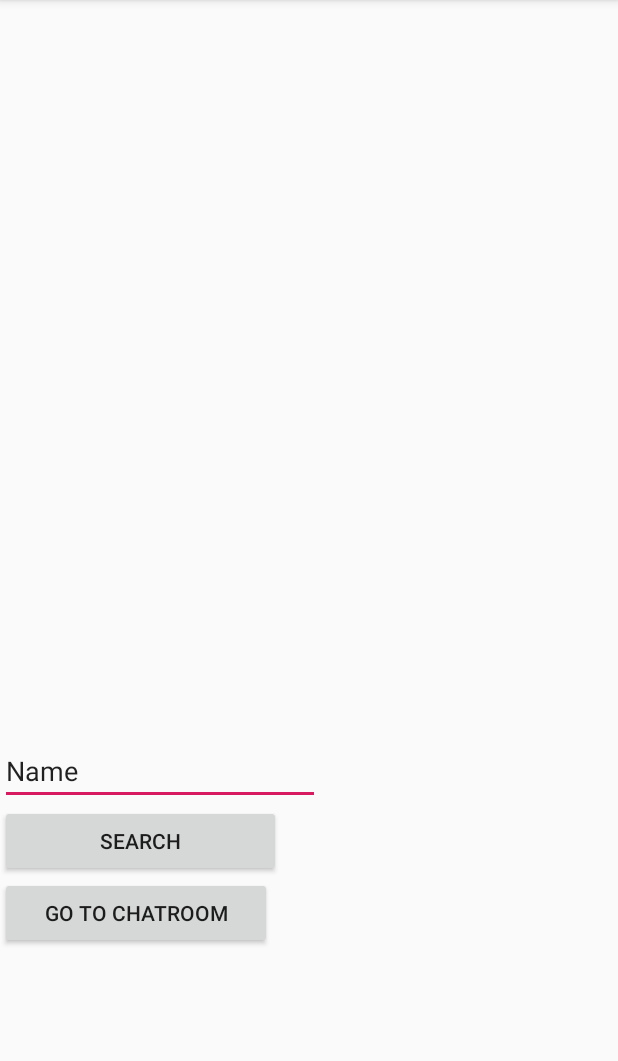
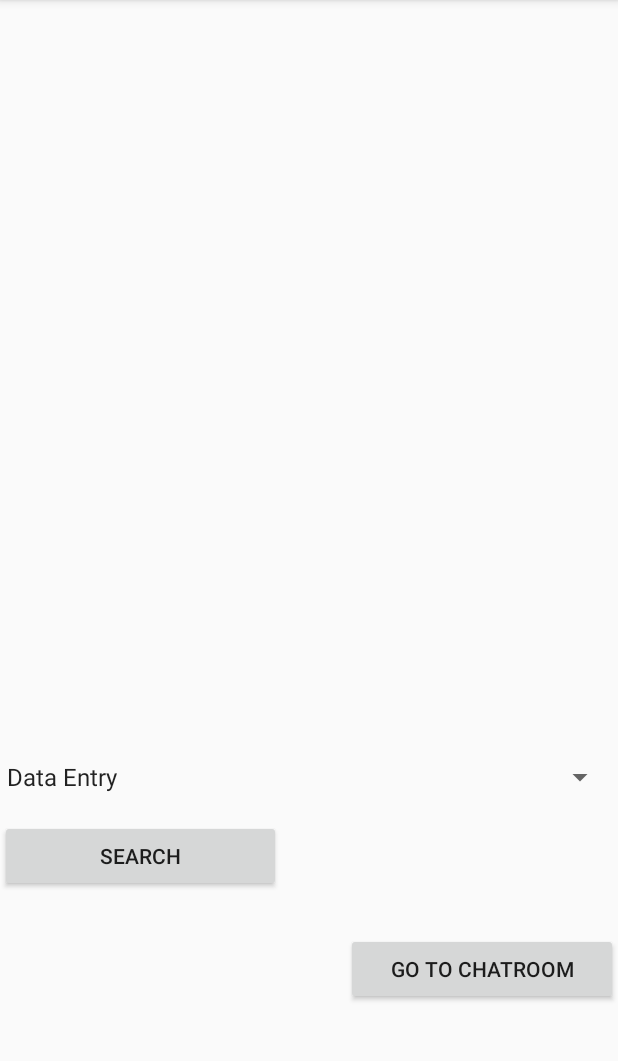
Before and after one commit to bawenna/ITMD555_FP, an Android app: the screen it shows after launch (AllUsers), on a phone screen of 412 x 824 dp, the part 84-1145 px from its top. Run offline under Robolectric (Android 15) with nearby library versions, the light colour scheme and no system bars; our stand-ins replace Firebase (no records; nobody signed in at launch, a user with empty details on screens opened directly); libraries missing offline, so code that uses them is left out: com.firebase.ui; 1 statement that could not run was skipped.

Commit message:
Change user search input to a spinner

```diff
--- a/app/src/main/java/com/example/chattest/AllUsers.java
+++ b/app/src/main/java/com/example/chattest/AllUsers.java
@@ -15,6 +15,8 @@ import android.widget.Button;
 import android.widget.EditText;
 import android.widget.LinearLayout;
 import android.widget.ListView;
+import android.widget.RelativeLayout;
+import android.widget.Spinner;
 
 import androidx.annotation.NonNull;
 import androidx.annotation.Nullable;
@@ -36,11 +38,11 @@ import com.google.firebase.database.ValueEventListener;
 
 import java.util.ArrayList;
 
-public class AllUsers extends AppCompatActivity {
+public class AllUsers extends AppCompatActivity implements AdapterView.OnItemSelectedListener, AdapterView.OnItemClickListener {
     private static int SIGN_IN_REQUEST_CODE = 1;
     private DatabaseReference mDatabase;
     private ListView listView;
-    private LinearLayout all_users;
+    private RelativeLayout all_users;
     private ArrayList<UserInformation> arrayList = new ArrayList<>();
     private ArrayList<String> display = new ArrayList<>();
     private ArrayAdapter<UserInformation> adapter;
@@ -48,6 +50,9 @@ public class AllUsers extends AppCompatActivity {
     private Button search;
     private Button toChatroom;
     private EditText field;
+    public String[] skillNames={"Data Entry","Graphic Design","xx","xxx","xxxx"};
+    private String retrieval;
+
 
     @Override
     protected void onActivityResult(int requestCode, int resultCode, @Nullable Intent data) {
@@ -86,8 +91,13 @@ public class AllUsers extends AppCompatActivity {
     @Override
     protected void onCreate(Bundle savedInstanceState) {
         super.onCreate(savedInstanceState);
-        all_users = (LinearLayout) findViewById(R.id.all_users);
+        all_users = (RelativeLayout) findViewById(R.id.all_users);
         setContentView(R.layout.all_users);
+        Spinner spin = (Spinner) findViewById(R.id.spinner);
+        ArrayAdapter aa = new ArrayAdapter(this,android.R.layout.simple_spinner_item,skillNames);
+        aa.setDropDownViewResource(android.R.layout.simple_spinner_dropdown_item);
+        spin.setAdapter(aa);
+        spin.setOnItemSelectedListener(this);
         search = (Button) findViewById(R.id.button4);
         toChatroom = (Button) findViewById(R.id.button5);
         toChatroom.setOnClickListener(new View.OnClickListener(){
@@ -101,8 +111,7 @@ public class AllUsers extends AppCompatActivity {
         search.setOnClickListener(new View.OnClickListener() {
             @Override
             public void onClick(View v) {
-                field = (EditText) findViewById(R.id.editText2);
-                mDatabase.orderByChild("1").equalTo(field.getText().toString()).addListenerForSingleValueEvent(new ValueEventListener() {
+                mDatabase.orderByChild("1").equalTo(retrieval).addListenerForSingleValueEvent(new ValueEventListener() {
                     @Override
                     public void onDataChange(DataSnapshot dataSnapshot) {
                         for (DataSnapshot childDataSnapshot : dataSnapshot.getChildren()) {
@@ -110,28 +119,23 @@ public class AllUsers extends AppCompatActivity {
                             Log.d("Testing output2", (String) childDataSnapshot.child("name").getValue());
                         }
                     }
-
                     @Override
                     public void onCancelled(@NonNull DatabaseError databaseError) {
                     }
-                                                                                                               }
-                );
-                mDatabase.orderByChild("2").equalTo(field.getText().toString()).addListenerForSingleValueEvent(new ValueEventListener() {
+                });
+                mDatabase.orderByChild("2").equalTo(retrieval).addListenerForSingleValueEvent(new ValueEventListener() {
                     @Override
                     public void onDataChange(DataSnapshot dataSnapshot) {
                         for (DataSnapshot childDataSnapshot : dataSnapshot.getChildren()) {
                             Log.d("Testing output2", "PARENT: " + childDataSnapshot.getKey());
                             Log.d("Testing output2", (String) childDataSnapshot.child("name").getValue());
                             Log.d("Testing output2", (String) childDataSnapshot.child("email").getValue());
-
                         }
                     }
-
                     @Override
                     public void onCancelled(@NonNull DatabaseError databaseError) {
                     }
-                                                                                                               }
-                );
+                });
             }
         });
         if (FirebaseAuth.getInstance().getCurrentUser() == null) {
@@ -140,6 +144,16 @@ public class AllUsers extends AppCompatActivity {
             display();
         }
     }
+
+    public void onItemSelected(AdapterView<?> arg0, View arg1, int position,long id) {
+        retrieval = skillNames[position];
+    }
+
+    @Override
+    public void onNothingSelected(AdapterView<?> parent) {
+
+    }
+
     private void display()
     {
         mDatabase = FirebaseDatabase.getInstance().getReference("users");
@@ -193,4 +207,9 @@ public class AllUsers extends AppCompatActivity {
             }
         });
     }
+
+    @Override
+    public void onItemClick(AdapterView<?> parent, View view, int position, long id) {
+
     }
+}
--- a/app/src/main/res/layout/all_users.xml
+++ b/app/src/main/res/layout/all_users.xml
@@ -1,8 +1,8 @@
 <?xml version="1.0" encoding="utf-8"?>
-<LinearLayout xmlns:android="http://schemas.android.com/apk/res/android"
+<RelativeLayout xmlns:android="http://schemas.android.com/apk/res/android"
+    android:id="@+id/all_users"
     android:layout_width="match_parent"
     android:layout_height="match_parent"
-    android:id="@+id/all_users"
     android:orientation="vertical">
 
     <ListView
@@ -17,25 +17,35 @@
 
     </ListView>
 
-    <EditText
-        android:id="@+id/editText2"
-        android:layout_width="wrap_content"
-        android:layout_height="wrap_content"
-        android:ems="10"
-        android:inputType="textPersonName"
-        android:text="Name" />
-
     <Button
         android:id="@+id/button4"
         android:layout_width="187dp"
         android:layout_height="wrap_content"
+        android:layout_alignParentStart="true"
+        android:layout_alignParentBottom="true"
+        android:layout_marginStart="0dp"
+        android:layout_marginBottom="173dp"
         android:text="Search" />
 
     <Button
         android:id="@+id/button5"
         android:layout_width="181dp"
         android:layout_height="wrap_content"
+        android:layout_alignParentEnd="true"
+        android:layout_alignParentBottom="true"
+        android:layout_marginBottom="98dp"
         android:text="Go To Chatroom" />
 
+    <Spinner
+        android:id="@+id/spinner"
+        android:layout_width="match_parent"
+        android:layout_height="wrap_content"
+        android:layout_alignParentStart="true"
+        android:layout_alignParentEnd="true"
+        android:layout_alignParentBottom="true"
+        android:layout_marginStart="-3dp"
+        android:layout_marginEnd="1dp"
+        android:layout_marginBottom="238dp" />
 
-</LinearLayout>
+
+</RelativeLayout>
```
Lines whose indentation alone changed are shown as unchanged.
